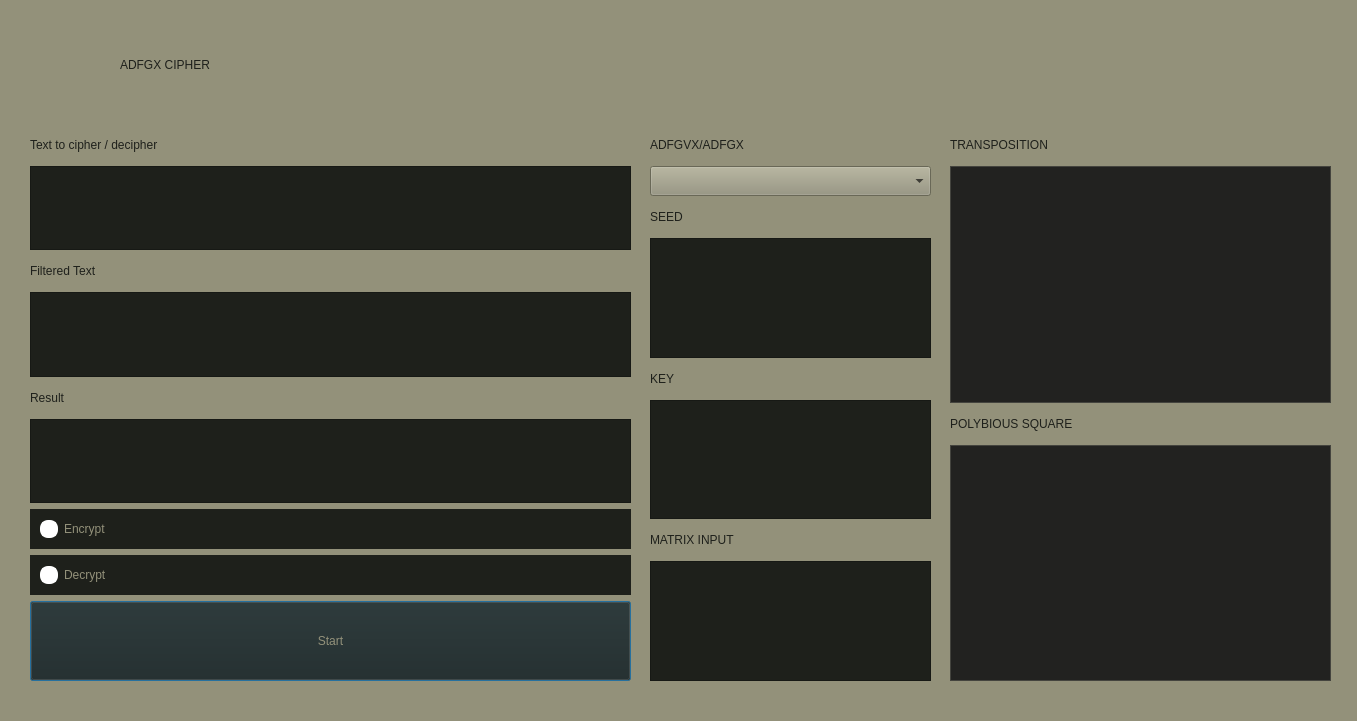
Old version of the form ADFGVX_GUI.ui in the repository Slunko1/samuel-svancarek-ADFGVX.
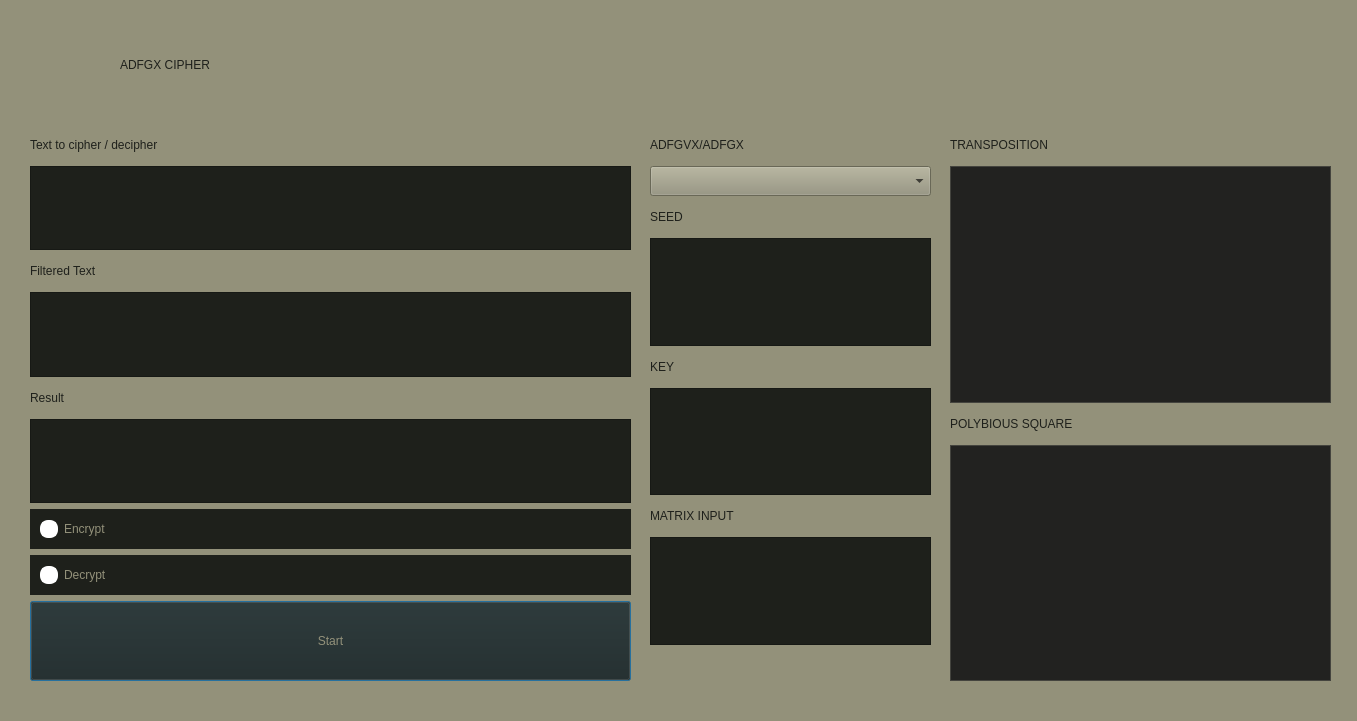
New version of the form.

Commit message: pridane smart doplnanie znakov do matrixu

```diff
--- a/ADFGVX_GUI.ui
+++ b/ADFGVX_GUI.ui
@@ -389,6 +389,23 @@
        </property>
       </widget>
      </item>
+     <item>
+      <widget class="QLabel" name="label_RemainingCharacters">
+       <property name="minimumSize">
+        <size>
+         <width>0</width>
+         <height>30</height>
+        </size>
+       </property>
+       <property name="styleSheet">
+        <string notr="true">font: 12pt &quot;ArcadeClassic&quot;;
+color:rgb(30, 32, 27);</string>
+       </property>
+       <property name="text">
+        <string/>
+       </property>
+      </widget>
+     </item>
     </layout>
    </widget>
    <widget class="QWidget" name="widget_4" native="true">
```
The commit also changes 2 other files.
